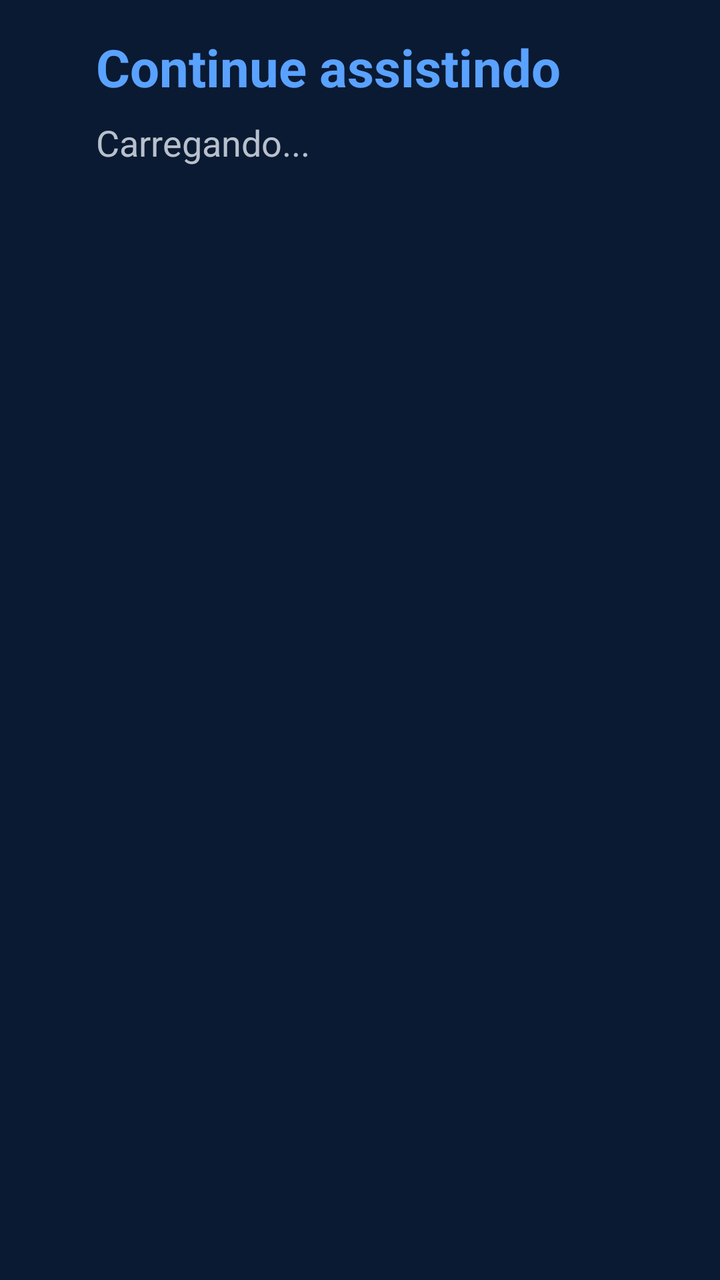
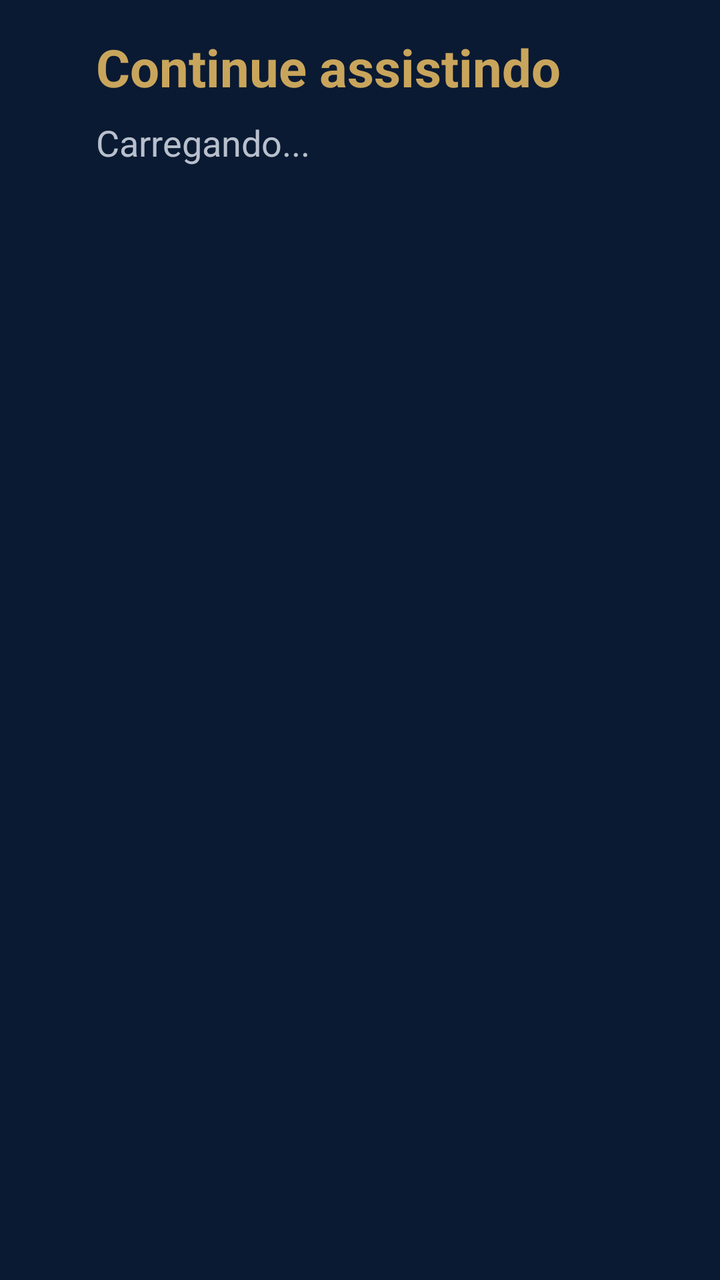

An Android layout rendered at two revisions. The XML below is the earlier revision; the diff shows what the commit changed to produce the second picture.
<!-- AndroidManifest.xml: application theme AppTheme -->
<!-- res/layout/activity_continue.xml -->
<?xml version="1.0" encoding="utf-8"?>
<LinearLayout xmlns:android="http://schemas.android.com/apk/res/android"
    android:layout_width="match_parent"
    android:layout_height="match_parent"
    android:background="@drawable/bg_gradient"
    android:orientation="vertical"
    android:paddingStart="48dp"
    android:paddingTop="16dp"
    android:paddingEnd="48dp"
    android:paddingBottom="16dp">

    <TextView
        android:layout_width="match_parent"
        android:layout_height="wrap_content"
        android:text="Continue assistindo"
        android:textColor="#5AA2FF"
        android:textSize="26sp"
        android:textStyle="bold" />

    <TextView
        android:id="@+id/tv_continue_status"
        android:layout_width="match_parent"
        android:layout_height="wrap_content"
        android:layout_marginTop="8dp"
        android:text="Carregando..."
        android:textColor="#B8C0CC"
        android:textSize="18sp" />

    <ListView
        android:id="@+id/lv_continue"
        android:layout_width="match_parent"
        android:layout_height="0dp"
        android:layout_marginTop="8dp"
        android:layout_weight="1"
        android:divider="@android:color/transparent"
        android:dividerHeight="6dp"
        android:drawSelectorOnTop="false"
        android:listSelector="@drawable/bg_button" />

</LinearLayout>
<!-- resources referenced by this layout -->
<resources>
  <!-- drawable bg_button (drawable) -->
  <?xml version="1.0" encoding="utf-8"?>
  <selector xmlns:android="http://schemas.android.com/apk/res/android">
      <item android:state_focused="true" android:drawable="@drawable/glass_focus_14" />
      <item android:state_pressed="true" android:drawable="@drawable/glass_focus_14" />
      <item android:drawable="@drawable/glass_light" />
  </selector>
  <!-- drawable bg_gradient (drawable) -->
  <?xml version="1.0" encoding="utf-8"?>
  <shape xmlns:android="http://schemas.android.com/apk/res/android" android:shape="rectangle">
      <solid android:color="#00000000" />
  </shape>
  <style name="AppTheme" parent="android:Theme.Material.NoActionBar">
          <item name="android:windowBackground">#0A1A33</item>
          <item name="android:colorAccent">#5AA2FF</item>
          <item name="android:alertDialogTheme">@style/AscDialog</item>
      </style>
  <!-- drawable glass_focus_14 (drawable) -->
  <?xml version="1.0" encoding="utf-8"?>
  <layer-list xmlns:android="http://schemas.android.com/apk/res/android">
      <item>
          <shape android:shape="rectangle">
              <stroke android:width="6dp" android:color="@color/asc_accent_glow" />
              <corners android:radius="17dp" />
          </shape>
      </item>
      <item
          android:left="3dp"
          android:top="3dp"
          android:right="3dp"
          android:bottom="3dp">
          <shape android:shape="rectangle">
              <solid android:color="@color/asc_glass_focus" />
              <corners android:radius="14dp" />
          </shape>
      </item>
      <item
          android:left="3dp"
          android:top="3dp"
          android:right="3dp"
          android:bottom="3dp">
          <shape android:shape="rectangle">
              <gradient
                  android:angle="270"
                  android:endColor="@color/asc_glass_sheen_end"
                  android:startColor="@color/asc_glass_sheen" />
              <corners android:radius="14dp" />
          </shape>
      </item>
      <item
          android:left="3dp"
          android:top="3dp"
          android:right="3dp"
          android:bottom="3dp">
          <shape android:shape="rectangle">
              <stroke android:width="2dp" android:color="@color/asc_focus" />
              <corners android:radius="14dp" />
          </shape>
      </item>
  </layer-list>
  <style name="AscDialog" parent="android:Theme.Material.Dialog.Alert">
          <item name="android:windowBackground">@drawable/glass_strong</item>
          <item name="android:colorAccent">#5AA2FF</item>
          <item name="android:textColorPrimary">#FFFFFF</item>
          <item name="android:textColorSecondary">#B8C0CC</item>
      </style>
  <color name="asc_accent_glow">#455AA2FF</color>
  <color name="asc_glass_focus">#FF1B3B6C</color>
  <color name="asc_glass_sheen_end">#00FFFFFF</color>
  <color name="asc_glass_sheen">#08FFFFFF</color>
  <color name="asc_focus">#FF5AA2FF</color>
  <color name="asc_glass_shadow">#33000000</color>
  <color name="asc_glass_light">#FF12294D</color>
  <color name="asc_glass_border">#14FFFFFF</color>
  <color name="asc_glass_strong">#FF12294D</color>
  <color name="asc_glass_border_strong">#1FFFFFFF</color>
  <!-- unchanged entries left out for length: 2 -->
</resources>

<!-- the commit's change to res/layout/activity_continue.xml (unified diff, before → after) -->
@@ -4,6 +4,8 @@
     android:layout_height="match_parent"
     android:background="@drawable/bg_gradient"
     android:orientation="vertical"
+    android:clipChildren="false"
+    android:clipToPadding="false"
     android:paddingStart="48dp"
     android:paddingTop="16dp"
     android:paddingEnd="48dp"
@@ -13,7 +15,7 @@
         android:layout_width="match_parent"
         android:layout_height="wrap_content"
         android:text="Continue assistindo"
-        android:textColor="#5AA2FF"
+        android:textColor="@color/asc_gold"
         android:textSize="26sp"
         android:textStyle="bold" />
 
<!-- resource entries referenced after the edit -->
@@ -1,5 +1,6 @@
 <!-- resources referenced by this layout -->
 <resources>
+  <color name="asc_gold">#FFC9A55C</color>
   <!-- drawable bg_button (drawable) -->
   <?xml version="1.0" encoding="utf-8"?>
   <selector xmlns:android="http://schemas.android.com/apk/res/android">
@@ -22,7 +23,7 @@
   <layer-list xmlns:android="http://schemas.android.com/apk/res/android">
       <item>
           <shape android:shape="rectangle">
-              <stroke android:width="6dp" android:color="@color/asc_accent_glow" />
+              <stroke android:width="6dp" android:color="@color/asc_gold_glow" />
               <corners android:radius="17dp" />
           </shape>
       </item>
@@ -55,7 +56,7 @@
           android:right="3dp"
           android:bottom="3dp">
           <shape android:shape="rectangle">
-              <stroke android:width="2dp" android:color="@color/asc_focus" />
+              <stroke android:width="2dp" android:color="@color/asc_gold" />
               <corners android:radius="14dp" />
           </shape>
       </item>
@@ -66,11 +67,10 @@
           <item name="android:textColorPrimary">#FFFFFF</item>
           <item name="android:textColorSecondary">#B8C0CC</item>
       </style>
-  <color name="asc_accent_glow">#455AA2FF</color>
+  <color name="asc_gold_glow">#55C9A55C</color>
   <color name="asc_glass_focus">#FF1B3B6C</color>
   <color name="asc_glass_sheen_end">#00FFFFFF</color>
   <color name="asc_glass_sheen">#08FFFFFF</color>
-  <color name="asc_focus">#FF5AA2FF</color>
   <color name="asc_glass_shadow">#33000000</color>
   <color name="asc_glass_light">#FF12294D</color>
   <color name="asc_glass_border">#14FFFFFF</color>
